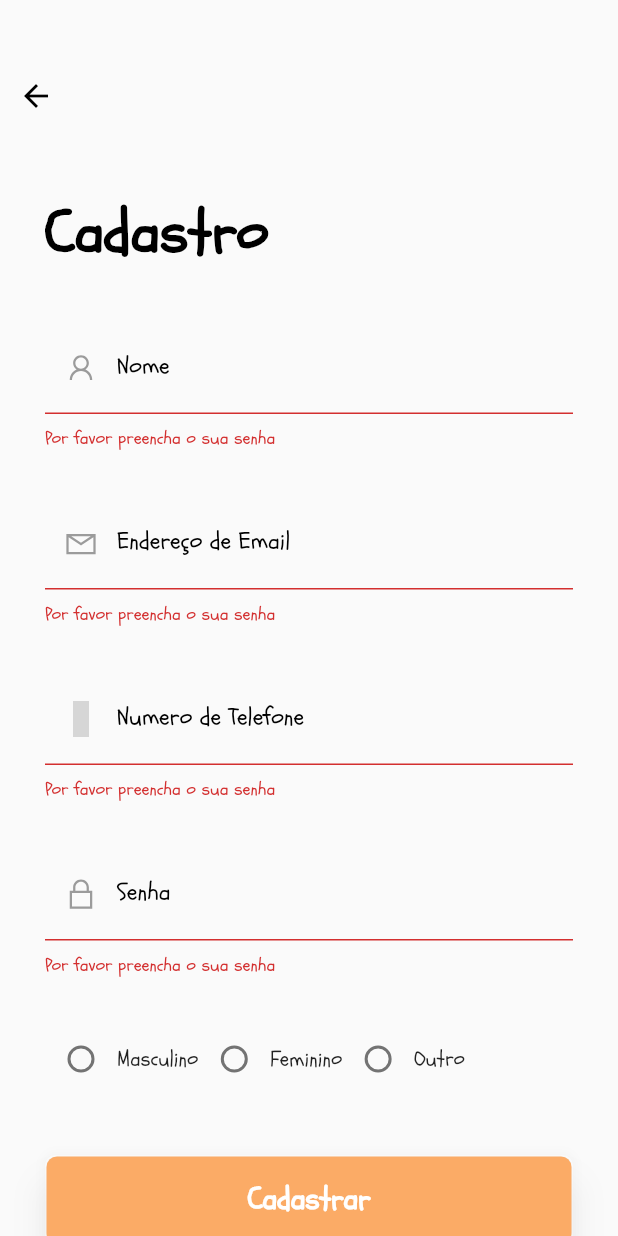
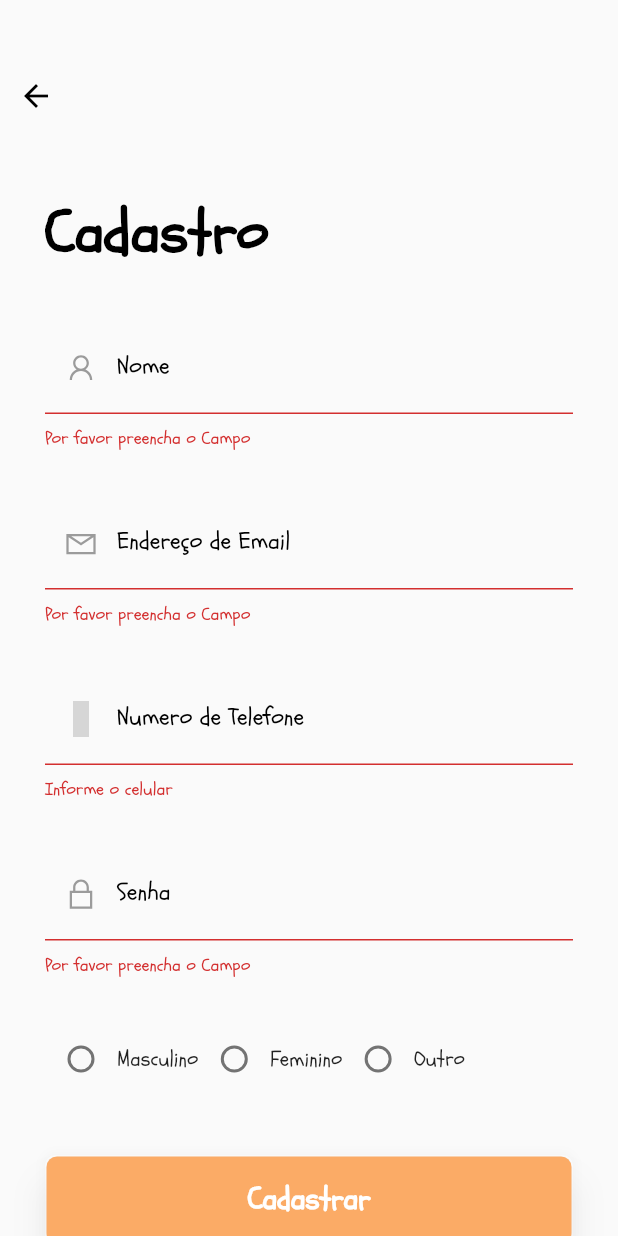
Before and after one commit to diegoantunescosta/tgApp_Fatec, a Flutter app: the RegisterPage screen opened by its route, after a tap on "Cadastrar", on a phone screen of 412 x 824 dp. Run offline on Flutter 3.47's test engine with Material 2 defaults, Android fonts, the phone set to English and light mode, and no system bars; our stand-ins replace flutter_mobx, get_it, line_icons, mobx, shared_preferences; accounts and stored records are empty; generated files the repository leaves out were written again; grey boxes are pictures that could not be loaded.

Commit message:
atualização form

```diff
--- a/lib/_routing/router.dart
+++ b/lib/_routing/router.dart
@@ -1,5 +1,4 @@
 import 'package:flutter_social/views/home.dart';
-import 'package:flutter_social/views/registro.dart';
 import 'package:flutter_social/views/splash.dart';
 import 'package:flutter_social/views/tabs/informationPlant.dart';
 import 'package:flutter_social/views/login.dart';
--- a/lib/views/register.dart
+++ b/lib/views/register.dart
@@ -1,3 +1,4 @@
+
 import 'package:get_it/get_it.dart';
 import 'package:flutter/material.dart';
 import 'package:line_icons/line_icons.dart';
@@ -59,9 +60,9 @@ class _RegisterPageState extends State<RegisterPage> {
             formFieldSpacing,
             _buildFormField('Endereço de Email', LineIcons.envelope),
             formFieldSpacing,
-            _buildFormField('Numero de Telefone', LineIcons.mobile_phone),
+            _phone('Numero de Telefone', LineIcons.mobile_phone),
             formFieldSpacing,
-            _buildFormField('Senha', LineIcons.lock),
+            _password('Senha', LineIcons.lock),
             formFieldSpacing,
           ],
         ),
@@ -160,13 +161,73 @@ class _RegisterPageState extends State<RegisterPage> {
       keyboardType: TextInputType.text,
       style: TextStyle(color: Colors.black),
       cursorColor: Colors.black,
+
       validator: (value) {
         if (value == null || value.isEmpty) {
-          return 'Por favor preencha o sua senha';
+          return 'Por favor preencha o Campo';
         }
         return null;
       },
     );
+  }
+  Widget _password(String label, IconData icon) {
+    return TextFormField(
+      decoration: InputDecoration(
+        labelText: label,
+        labelStyle: TextStyle(color: Colors.black),
+        prefixIcon: Icon(
+          icon,
+          color: Colors.black38,
+        ),
+        enabledBorder: UnderlineInputBorder(
+          borderSide: BorderSide(color: Colors.black38),
+        ),
+        focusedBorder: UnderlineInputBorder(
+          borderSide: BorderSide(color: Colors.orange),
+        ),
+      ),
+      keyboardType: TextInputType.text,
+      style: TextStyle(color: Colors.black),
+      cursorColor: Colors.black,
+      obscureText: true,
+      validator: (value) {
+        if (value == null || value.isEmpty ) {
+          return 'Por favor preencha o Campo';
+        }if(value == '123456'){
+          return 'Senha 123456 ? Escolha uma senha mais segura !';
+        }
+
+        return null;
+      },
+
+    );
+  }
+
+  Widget _phone(String label, IconData icon) {
+    return TextFormField(
+      decoration: InputDecoration(
+        labelText: label,
+        labelStyle: TextStyle(color: Colors.black),
+        prefixIcon: Icon(
+          icon,
+          color: Colors.black38,
+        ),
+        enabledBorder: UnderlineInputBorder(
+          borderSide: BorderSide(color: Colors.black38),
+        ),
+        focusedBorder: UnderlineInputBorder(
+          borderSide: BorderSide(color: Colors.orange),
+        ),
+      ),
+      keyboardType: TextInputType.text,
+      style: TextStyle(color: Colors.black),
+      cursorColor: Colors.black,
+      obscureText: true,
+      validator: _validarCelular,
+    );
+
+
+
   }
 
   Widget _buildSelectSexRadio(int sexValue) {
@@ -192,4 +253,20 @@ class _RegisterPageState extends State<RegisterPage> {
     register.handleGenderChange(-1);
     super.dispose();
   }
-}
+
+  String _validarCelular(String value) {
+    String patttern = r'(^[0-9]*$)';
+    RegExp regExp = new RegExp(patttern);
+    if (value.length == 0) {
+      return "Informe o celular";
+    } else if(value.length != 10){
+      return "O celular deve ter 10 dígitos";
+    }else if (!regExp.hasMatch(value)) {
+      return "O número do celular so deve conter dígitos";
+    }else if (value == null || value.isEmpty ) {
+      return 'Por favor preencha o Campo';
+    }
+
+    return null;
+  }
+  }
```
